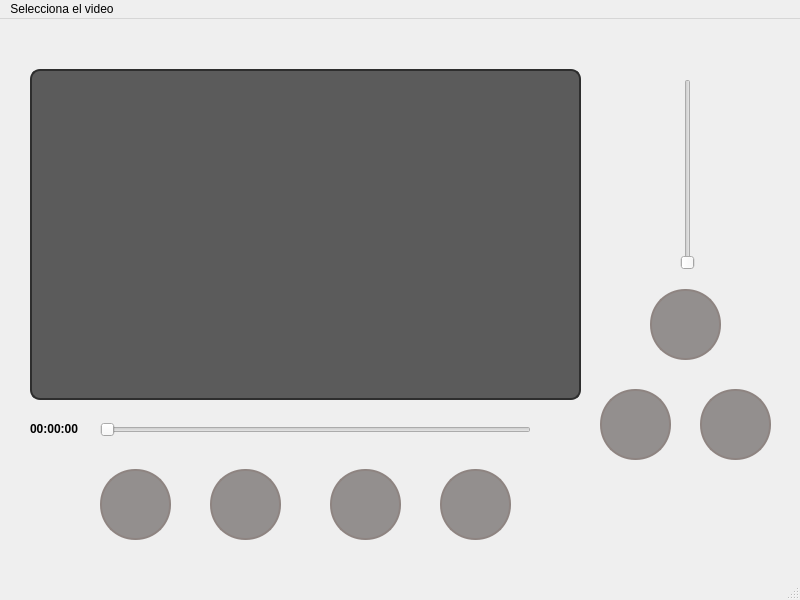
Before: the Qt Designer form mainwindow.ui in CGalvisOssa/QtVideoMediaPlayer, drawn with Qt 5.
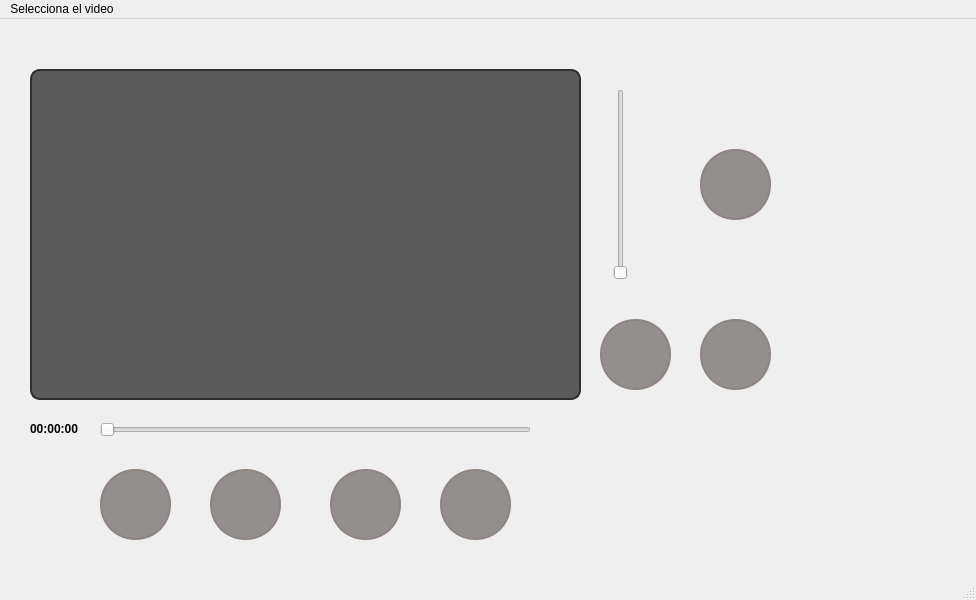
After: the same form once the commit is applied.

Commit message: Se resolvio el bug de la barra de progreso

What changed in the file:
```diff
--- a/mainwindow.ui
+++ b/mainwindow.ui
@@ -6,7 +6,7 @@
    <rect>
     <x>0</x>
     <y>0</y>
-    <width>800</width>
+    <width>976</width>
     <height>600</height>
    </rect>
   </property>
@@ -67,8 +67,8 @@
    <widget class="QSlider" name="verticalSlider">
     <property name="geometry">
      <rect>
-      <x>667</x>
-      <y>60</y>
+      <x>600</x>
+      <y>70</y>
       <width>41</width>
       <height>191</height>
      </rect>
@@ -166,7 +166,7 @@
     <property name="geometry">
      <rect>
       <x>700</x>
-      <y>370</y>
+      <y>300</y>
       <width>71</width>
       <height>71</height>
      </rect>
@@ -193,7 +193,7 @@
     <property name="geometry">
      <rect>
       <x>600</x>
-      <y>370</y>
+      <y>300</y>
       <width>71</width>
       <height>71</height>
      </rect>
@@ -219,8 +219,8 @@
    <widget class="QPushButton" name="pushButton_mute">
     <property name="geometry">
      <rect>
-      <x>650</x>
-      <y>270</y>
+      <x>700</x>
+      <y>130</y>
       <width>71</width>
       <height>71</height>
      </rect>
@@ -276,7 +276,7 @@
     <rect>
      <x>0</x>
      <y>0</y>
-     <width>800</width>
+     <width>976</width>
      <height>25</height>
     </rect>
    </property>
```
Left out of the diff: 4 changed lines with no effect on the pictures. The commit also changes 1 other file.
